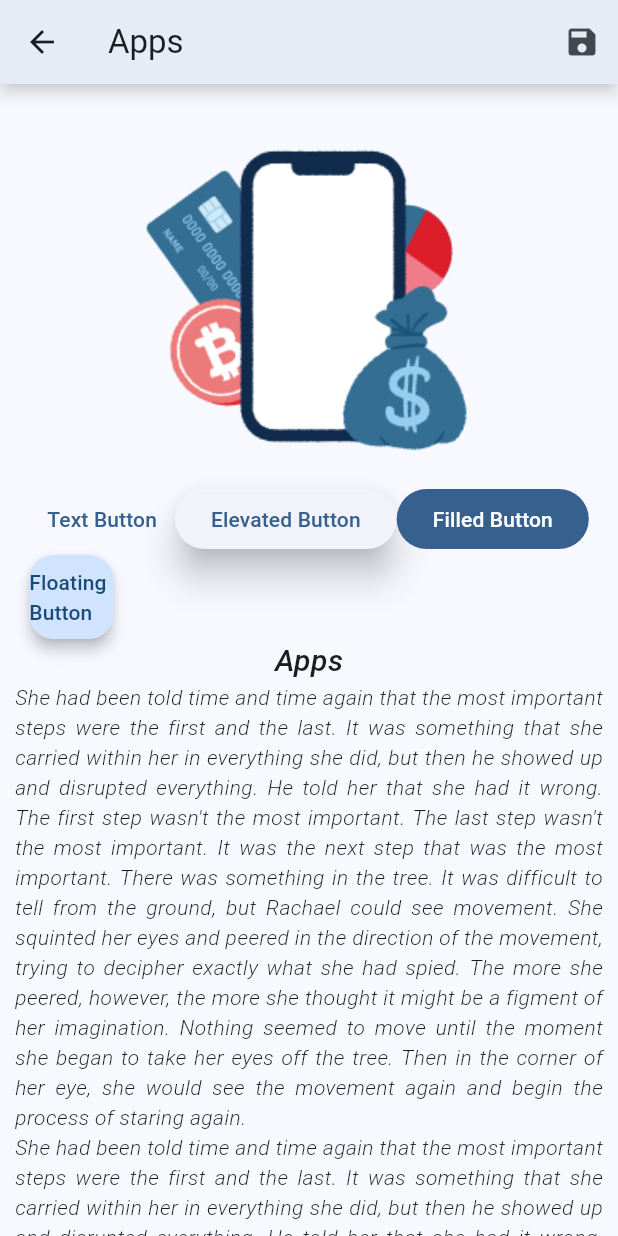
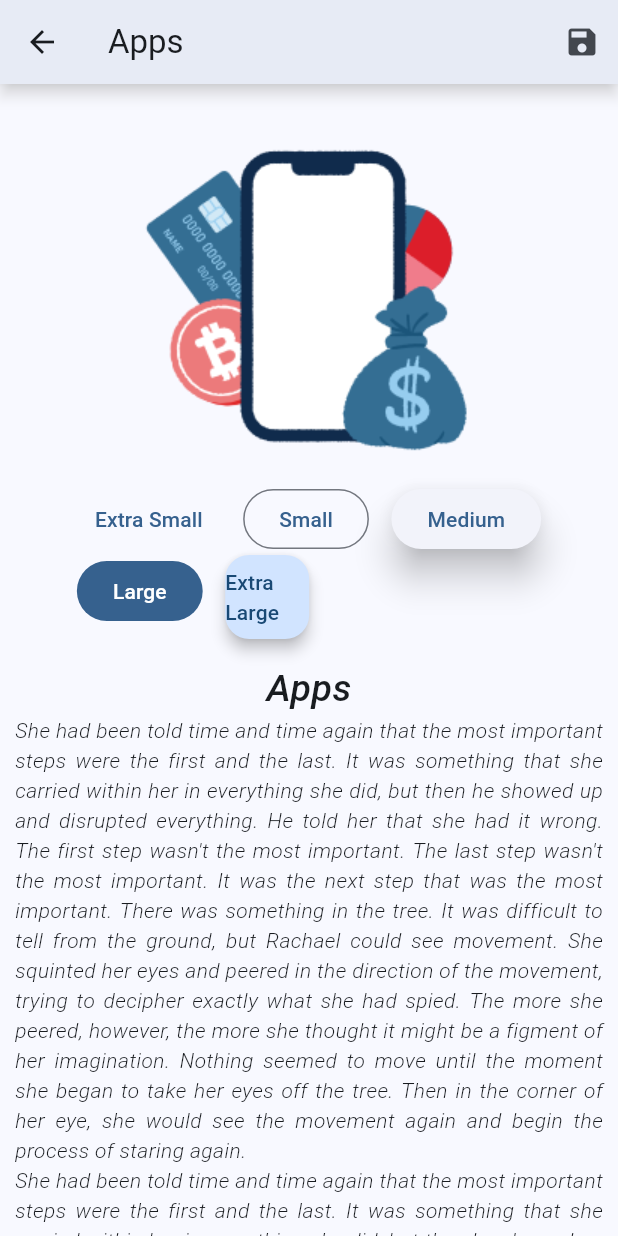
Before and after one commit to GetRighhttt/HomeAndProfileFlutter, a Flutter app: the screen it shows after launch, after a tap on "Apps", on a phone screen of 412 x 824 dp. Run offline on Flutter 3.47's test engine with Material 2 defaults, Android fonts, the phone set to English and light mode, and no system bars.

Commit message:
added more spacing.

```diff
--- a/home_and_profile/lib/pages/description_page.dart
+++ b/home_and_profile/lib/pages/description_page.dart
@@ -1,7 +1,7 @@
 import 'package:flutter/material.dart';
 import 'package:home_and_profile/core/constants.dart';
 
-class DescriptionPage extends StatelessWidget {
+class DescriptionPage extends StatefulWidget {
   const DescriptionPage(this.paddingVal, this.color, this.imageVariable,
       this.title, this.description,
       {super.key});
@@ -13,10 +13,17 @@ class DescriptionPage extends StatelessWidget {
   final String description;
 
   @override
+  State<DescriptionPage> createState() => _DescriptionPageState();
+}
+
+class _DescriptionPageState extends State<DescriptionPage> {
+  double fontSizeCustom = 25;
+
+  @override
   Widget build(BuildContext context) {
     return Scaffold(
       appBar: AppBar(
-        title: Text(title),
+        title: Text(widget.title),
         automaticallyImplyLeading: true,
         primary: true,
         elevation: 4,
@@ -39,14 +46,21 @@ class DescriptionPage extends StatelessWidget {
         child: Column(
           children: [
             Image.asset(
-              imageVariable,
+              widget.imageVariable,
             ),
             Wrap(
+              spacing: 15,
               children: [
                 TextButton(
                   onPressed: () {},
                   child: const Text(
-                    'Text Button',
+                    'Extra Small',
+                  ),
+                ),
+                OutlinedButton(
+                  onPressed: () {},
+                  child: const Text(
+                    'Small',
                   ),
                 ),
                 ElevatedButton(
@@ -57,30 +71,33 @@ class DescriptionPage extends StatelessWidget {
                   ),
                   onPressed: () {},
                   child: const Text(
-                    'Elevated Button',
+                    'Medium',
                   ),
                 ),
                 FilledButton(
                   onPressed: () {},
                   child: const Text(
-                    'Filled Button',
+                    'Large',
                   ),
                 ),
                 FloatingActionButton(
                   onPressed: () {},
                   elevation: 4,
                   child: const Text(
-                    'Floating Button',
+                    'Extra Large',
                   ),
                 ),
               ],
             ),
+            const SizedBox(
+              height: 15,
+            ),
             FittedBox(
               fit: BoxFit.contain,
               child: Text(
-                title,
-                style: const TextStyle(
-                  fontSize: 20,
+                widget.title,
+                style: TextStyle(
+                  fontSize: fontSizeCustom,
                   fontWeight: FontWeight.w500,
                   fontStyle: FontStyle.italic,
                 ),
```
